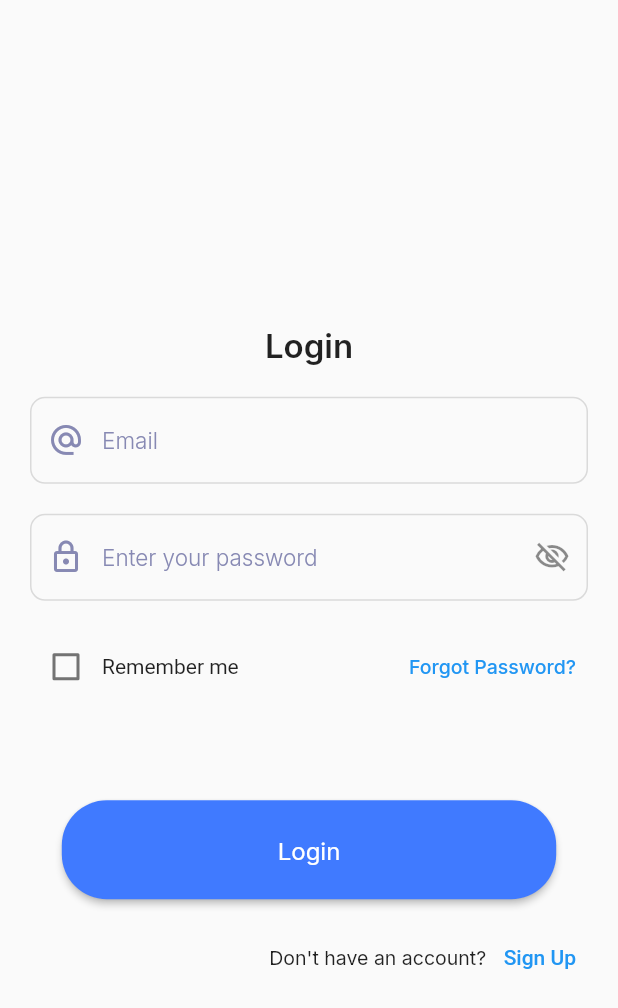
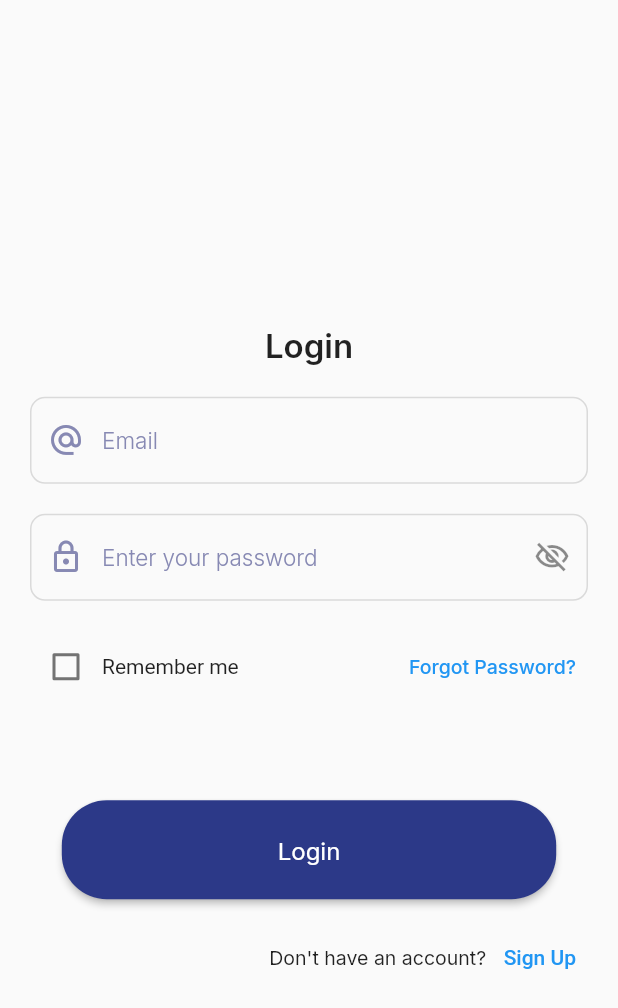
Before and after one commit to salemakowe/Spare, a Flutter app: the screen it shows after launch, after a tap on "Get Started", on a phone screen of 412 x 824 dp. Shown: the top 1008 px of the screen. Run offline on Flutter 3.47's test engine with Material 2 defaults, Android fonts, the phone set to English and light mode, and no system bars; our stand-ins replace curved_navigation_bar, flutter_svg, google_fonts, intl_phone_field, pinput, smooth_page_indicator.

Commit message:
changed main color

```diff
--- a/spare/lib/constants/color.dart
+++ b/spare/lib/constants/color.dart
@@ -1,6 +1,7 @@
 import "package:flutter/material.dart";
 
 class Kolors {
+  static const Color mainColor = Color(0xff2c3988);
   static const Color debtRed = Color(0xffff6565);
   static const Color creditGreen = Color(0xff1be387);
   static const Color sendButton = Color(0xff407aff);
--- a/spare/lib/screens/onboarding.dart
+++ b/spare/lib/screens/onboarding.dart
@@ -40,7 +40,7 @@ class _OnboardingState extends State<Onboarding> {
               effect: const WormEffect(
                 dotHeight: 12,
                 dotWidth: 12,
-                activeDotColor: Kolors.sendButton,
+                activeDotColor: Kolors.mainColor,
               ),
             ),
           ),
--- a/spare/lib/screens/splashscreen.dart
+++ b/spare/lib/screens/splashscreen.dart
@@ -29,7 +29,7 @@ class _SplashScreenState extends State<SplashScreen> {
   @override
   Widget build(BuildContext context) {
     return Scaffold(
-      backgroundColor: const Color(0xff407AFF),
+      backgroundColor: const Color(0xff2c3988),
       body: SafeArea(
         child: Column(
           crossAxisAlignment: CrossAxisAlignment.center,
--- a/spare/lib/widgets/button.dart
+++ b/spare/lib/widgets/button.dart
@@ -26,7 +26,7 @@ class LoginSignUpButton extends StatelessWidget {
           child: ElevatedButton(
             onPressed: pressed,
             style: ButtonStyle(
-              backgroundColor: MaterialStateProperty.all(Kolors.sendButton),
+              backgroundColor: MaterialStateProperty.all(Kolors.mainColor),
               shape: MaterialStateProperty.all(
                 RoundedRectangleBorder(
                   borderRadius: BorderRadius.circular(30),
```
